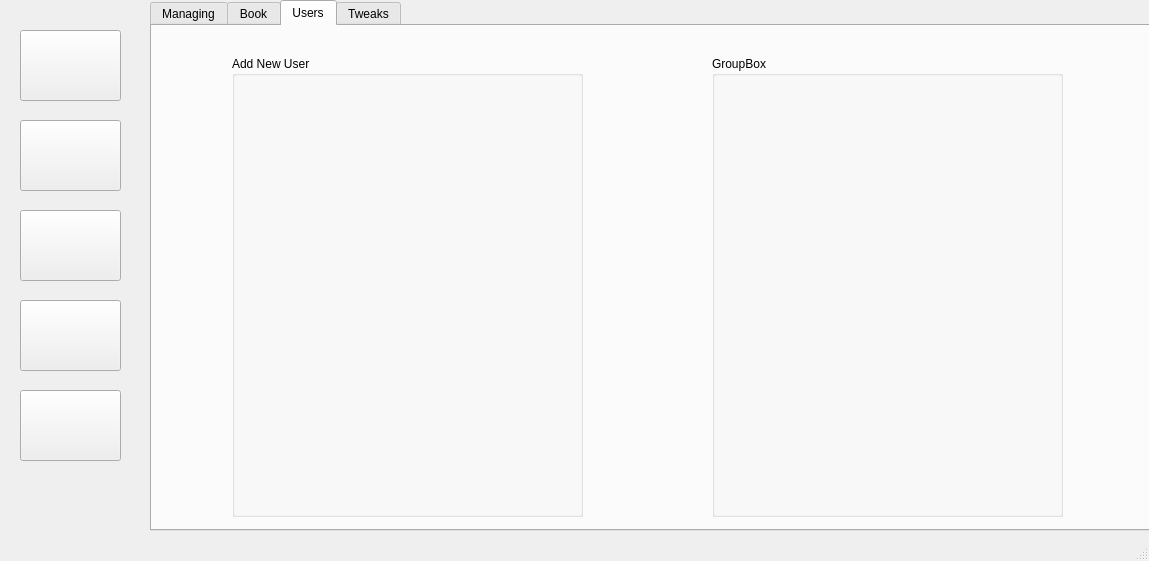
Old version of the form Library.ui in the repository Midnight1938/Library-Management-System.
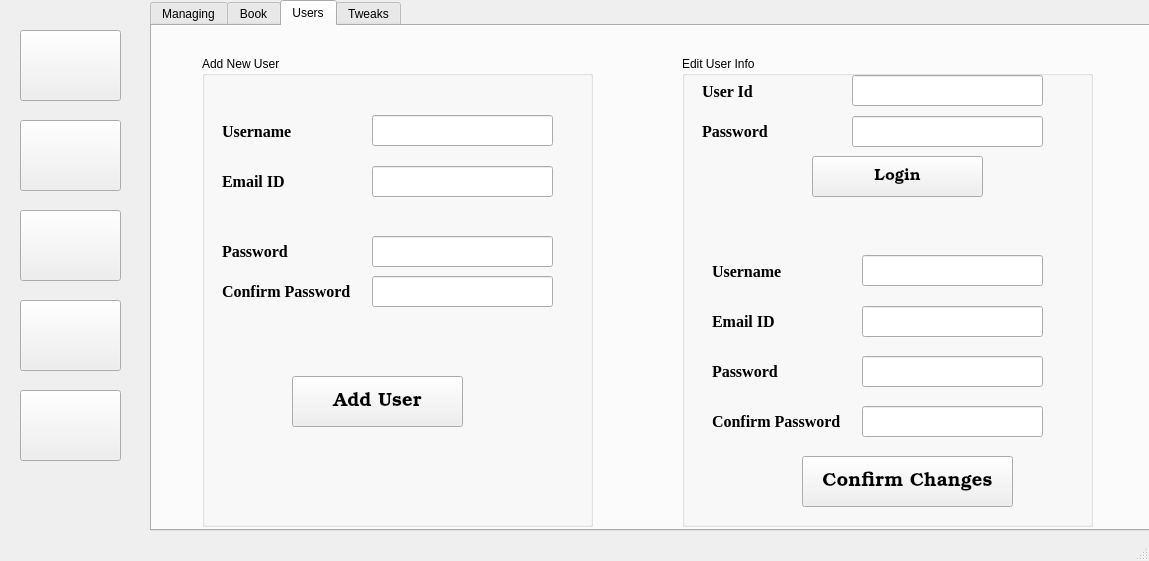
New version of the form. Icons and pictures are not drawn.

Commit message: User Tab Added

```diff
--- a/Library.ui
+++ b/Library.ui
@@ -833,28 +833,410 @@
      <widget class="QGroupBox" name="groupBox">
       <property name="geometry">
        <rect>
-        <x>80</x>
+        <x>50</x>
         <y>30</y>
-        <width>351</width>
-        <height>461</height>
+        <width>391</width>
+        <height>471</height>
        </rect>
       </property>
       <property name="title">
        <string>Add New User</string>
       </property>
+      <widget class="QLabel" name="label_16">
+       <property name="geometry">
+        <rect>
+         <x>20</x>
+         <y>60</y>
+         <width>91</width>
+         <height>31</height>
+        </rect>
+       </property>
+       <property name="font">
+        <font>
+         <family>Times New Roman</family>
+         <pointsize>12</pointsize>
+         <weight>75</weight>
+         <bold>true</bold>
+        </font>
+       </property>
+       <property name="text">
+        <string>Username</string>
+       </property>
+      </widget>
+      <widget class="QLabel" name="label_17">
+       <property name="geometry">
+        <rect>
+         <x>20</x>
+         <y>180</y>
+         <width>81</width>
+         <height>31</height>
+        </rect>
+       </property>
+       <property name="font">
+        <font>
+         <family>Times New Roman</family>
+         <pointsize>12</pointsize>
+         <weight>75</weight>
+         <bold>true</bold>
+        </font>
+       </property>
+       <property name="text">
+        <string>Password</string>
+       </property>
+      </widget>
+      <widget class="QLabel" name="label_18">
+       <property name="geometry">
+        <rect>
+         <x>20</x>
+         <y>220</y>
+         <width>131</width>
+         <height>31</height>
+        </rect>
+       </property>
+       <property name="font">
+        <font>
+         <family>Times New Roman</family>
+         <pointsize>12</pointsize>
+         <weight>75</weight>
+         <bold>true</bold>
+        </font>
+       </property>
+       <property name="text">
+        <string>Confirm Password</string>
+       </property>
+      </widget>
+      <widget class="QLabel" name="label_19">
+       <property name="geometry">
+        <rect>
+         <x>20</x>
+         <y>110</y>
+         <width>91</width>
+         <height>31</height>
+        </rect>
+       </property>
+       <property name="font">
+        <font>
+         <family>Times New Roman</family>
+         <pointsize>12</pointsize>
+         <weight>75</weight>
+         <bold>true</bold>
+        </font>
+       </property>
+       <property name="text">
+        <string>Email ID</string>
+       </property>
+      </widget>
+      <widget class="QLineEdit" name="lineEdit_2">
+       <property name="geometry">
+        <rect>
+         <x>170</x>
+         <y>59</y>
+         <width>181</width>
+         <height>31</height>
+        </rect>
+       </property>
+      </widget>
+      <widget class="QLineEdit" name="lineEdit_10">
+       <property name="geometry">
+        <rect>
+         <x>170</x>
+         <y>110</y>
+         <width>181</width>
+         <height>31</height>
+        </rect>
+       </property>
+      </widget>
+      <widget class="QLineEdit" name="lineEdit_11">
+       <property name="geometry">
+        <rect>
+         <x>170</x>
+         <y>180</y>
+         <width>181</width>
+         <height>31</height>
+        </rect>
+       </property>
+       <property name="echoMode">
+        <enum>QLineEdit::Password</enum>
+       </property>
+      </widget>
+      <widget class="QLineEdit" name="lineEdit_12">
+       <property name="geometry">
+        <rect>
+         <x>170</x>
+         <y>220</y>
+         <width>181</width>
+         <height>31</height>
+        </rect>
+       </property>
+       <property name="echoMode">
+        <enum>QLineEdit::Password</enum>
+       </property>
+      </widget>
+      <widget class="QPushButton" name="pushButton_11">
+       <property name="geometry">
+        <rect>
+         <x>90</x>
+         <y>320</y>
+         <width>171</width>
+         <height>51</height>
+        </rect>
+       </property>
+       <property name="font">
+        <font>
+         <family>URW Bookman</family>
+         <pointsize>14</pointsize>
+        </font>
+       </property>
+       <property name="text">
+        <string>Add User</string>
+       </property>
+      </widget>
      </widget>
      <widget class="QGroupBox" name="groupBox_2">
       <property name="geometry">
        <rect>
-        <x>560</x>
+        <x>530</x>
         <y>30</y>
-        <width>351</width>
-        <height>461</height>
+        <width>411</width>
+        <height>471</height>
        </rect>
       </property>
       <property name="title">
-       <string>GroupBox</string>
+       <string>Edit User Info</string>
       </property>
+      <widget class="QLabel" name="label_20">
+       <property name="geometry">
+        <rect>
+         <x>20</x>
+         <y>60</y>
+         <width>81</width>
+         <height>31</height>
+        </rect>
+       </property>
+       <property name="font">
+        <font>
+         <family>Times New Roman</family>
+         <pointsize>12</pointsize>
+         <weight>75</weight>
+         <bold>true</bold>
+        </font>
+       </property>
+       <property name="text">
+        <string>Password</string>
+       </property>
+      </widget>
+      <widget class="QLabel" name="label_21">
+       <property name="geometry">
+        <rect>
+         <x>20</x>
+         <y>20</y>
+         <width>91</width>
+         <height>31</height>
+        </rect>
+       </property>
+       <property name="font">
+        <font>
+         <family>Times New Roman</family>
+         <pointsize>12</pointsize>
+         <weight>75</weight>
+         <bold>true</bold>
+        </font>
+       </property>
+       <property name="text">
+        <string>User Id</string>
+       </property>
+      </widget>
+      <widget class="QLineEdit" name="lineEdit_13">
+       <property name="geometry">
+        <rect>
+         <x>170</x>
+         <y>19</y>
+         <width>191</width>
+         <height>31</height>
+        </rect>
+       </property>
+      </widget>
+      <widget class="QLineEdit" name="lineEdit_14">
+       <property name="geometry">
+        <rect>
+         <x>170</x>
+         <y>60</y>
+         <width>191</width>
+         <height>31</height>
+        </rect>
+       </property>
+       <property name="echoMode">
+        <enum>QLineEdit::Password</enum>
+       </property>
+      </widget>
+      <widget class="QPushButton" name="pushButton_12">
+       <property name="geometry">
+        <rect>
+         <x>130</x>
+         <y>100</y>
+         <width>171</width>
+         <height>41</height>
+        </rect>
+       </property>
+       <property name="font">
+        <font>
+         <family>URW Bookman</family>
+         <pointsize>12</pointsize>
+        </font>
+       </property>
+       <property name="text">
+        <string>Login</string>
+       </property>
+      </widget>
+      <widget class="QLabel" name="label_22">
+       <property name="geometry">
+        <rect>
+         <x>30</x>
+         <y>350</y>
+         <width>131</width>
+         <height>31</height>
+        </rect>
+       </property>
+       <property name="font">
+        <font>
+         <family>Times New Roman</family>
+         <pointsize>12</pointsize>
+         <weight>75</weight>
+         <bold>true</bold>
+        </font>
+       </property>
+       <property name="text">
+        <string>Confirm Password</string>
+       </property>
+      </widget>
+      <widget class="QLabel" name="label_23">
+       <property name="geometry">
+        <rect>
+         <x>30</x>
+         <y>300</y>
+         <width>81</width>
+         <height>31</height>
+        </rect>
+       </property>
+       <property name="font">
+        <font>
+         <family>Times New Roman</family>
+         <pointsize>12</pointsize>
+         <weight>75</weight>
+         <bold>true</bold>
+        </font>
+       </property>
+       <property name="text">
+        <string>Password</string>
+       </property>
+      </widget>
+      <widget class="QLabel" name="label_24">
+       <property name="geometry">
+        <rect>
+         <x>30</x>
+         <y>200</y>
+         <width>91</width>
+         <height>31</height>
+        </rect>
+       </property>
+       <property name="font">
+        <font>
+         <family>Times New Roman</family>
+         <pointsize>12</pointsize>
+         <weight>75</weight>
+         <bold>true</bold>
+        </font>
+       </property>
+       <property name="text">
+        <string>Username</string>
+       </property>
+      </widget>
+      <widget class="QLineEdit" name="lineEdit_15">
+       <property name="geometry">
+        <rect>
+         <x>180</x>
+         <y>199</y>
+         <width>181</width>
+         <height>31</height>
+        </rect>
+       </property>
+      </widget>
+      <widget class="QLineEdit" name="lineEdit_16">
+       <property name="geometry">
+        <rect>
+         <x>180</x>
+         <y>250</y>
+         <width>181</width>
+         <height>31</height>
+        </rect>
+       </property>
+      </widget>
+      <widget class="QLineEdit" name="lineEdit_17">
+       <property name="geometry">
+        <rect>
+         <x>180</x>
+         <y>300</y>
+         <width>181</width>
+         <height>31</height>
+        </rect>
+       </property>
+       <property name="echoMode">
+        <enum>QLineEdit::Password</enum>
+       </property>
+      </widget>
+      <widget class="QLabel" name="label_25">
+       <property name="geometry">
+        <rect>
+         <x>30</x>
+         <y>250</y>
+         <width>91</width>
+         <height>31</height>
+        </rect>
+       </property>
+       <property name="font">
+        <font>
+         <family>Times New Roman</family>
+         <pointsize>12</pointsize>
+         <weight>75</weight>
+         <bold>true</bold>
+        </font>
+       </property>
+       <property name="text">
+        <string>Email ID</string>
+       </property>
+      </widget>
+      <widget class="QLineEdit" name="lineEdit_18">
+       <property name="geometry">
+        <rect>
+         <x>180</x>
+         <y>350</y>
+         <width>181</width>
+         <height>31</height>
+        </rect>
+       </property>
+       <property name="echoMode">
+        <enum>QLineEdit::Password</enum>
+       </property>
+      </widget>
+      <widget class="QPushButton" name="pushButton_13">
+       <property name="geometry">
+        <rect>
+         <x>120</x>
+         <y>400</y>
+         <width>211</width>
+         <height>51</height>
+        </rect>
+       </property>
+       <property name="font">
+        <font>
+         <family>URW Bookman</family>
+         <pointsize>14</pointsize>
+        </font>
+       </property>
+       <property name="text">
+        <string>Confirm Changes</string>
+       </property>
+      </widget>
      </widget>
     </widget>
     <widget class="QWidget" name="tab_3">
```
